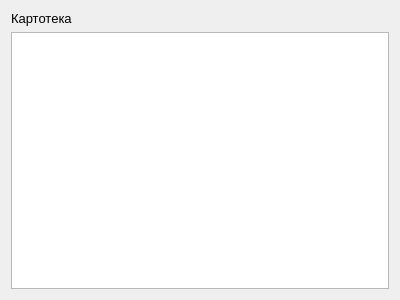
Lelius/FileLibrary, file listform.ui: the form before one commit.
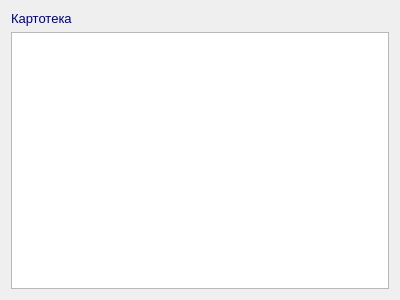
The form after the commit.

```diff
--- a/listform.ui
+++ b/listform.ui
@@ -32,7 +32,7 @@
           </font>
          </property>
          <property name="text">
-          <string>Картотека</string>
+          <string>&lt;html&gt;&lt;head/&gt;&lt;body&gt;&lt;p&gt;&lt;span style=&quot; color:#00007f;&quot;&gt;Картотека&lt;/span&gt;&lt;/p&gt;&lt;/body&gt;&lt;/html&gt;</string>
          </property>
         </widget>
        </item>
```
Left out of the diff: 1 changed line with no effect on the pictures.
